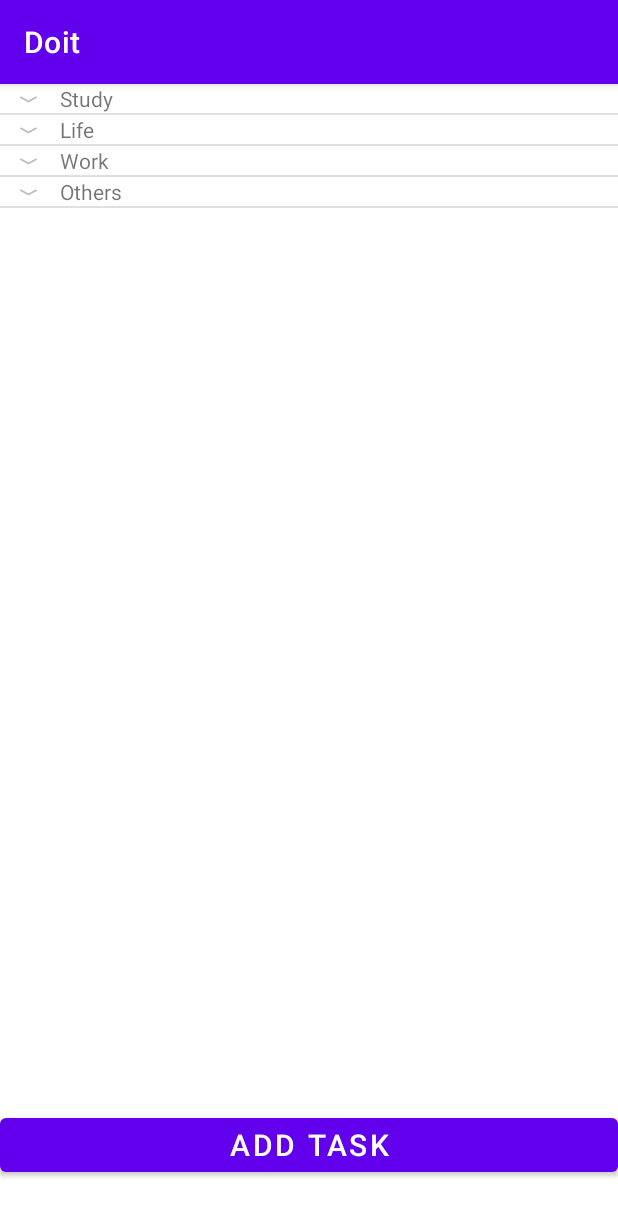
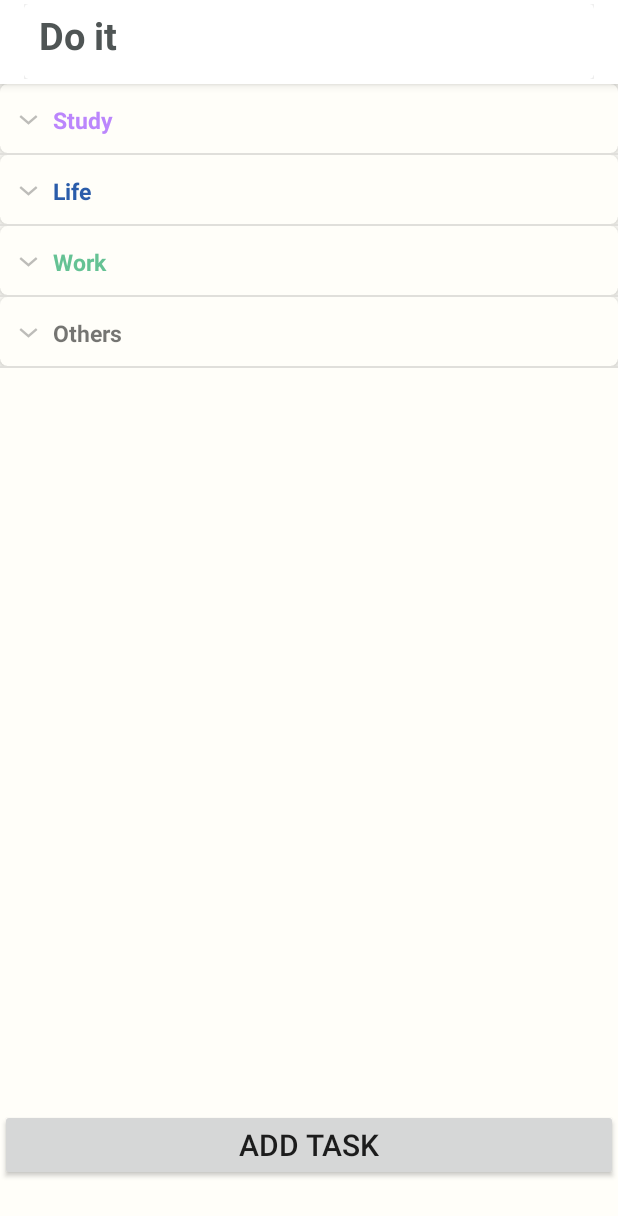
Before and after one commit to dlm001128/Doit, an Android app: the screen it shows after launch (MainActivity), on a phone screen of 412 x 824 dp. Shown: the top 1216 px of the screen. Run offline under Robolectric (Android 15) with nearby library versions, the phone set to English and light mode, and no system bars.

Commit message:
add task with color

```diff
--- a/app/build.gradle
+++ b/app/build.gradle
@@ -34,6 +34,7 @@ dependencies {
     implementation 'com.google.android.material:material:1.8.0'
     implementation 'androidx.constraintlayout:constraintlayout:2.1.4'
     implementation 'com.google.code.gson:gson:2.10.1'
+    implementation 'androidx.cardview:cardview:1.0.0'
     testImplementation 'junit:junit:4.13.2'
     androidTestImplementation 'androidx.test.ext:junit:1.1.5'
     androidTestImplementation 'androidx.test.espresso:espresso-core:3.5.1'
--- a/app/src/main/java/com/example/doit/MainActivity.java
+++ b/app/src/main/java/com/example/doit/MainActivity.java
@@ -1,5 +1,6 @@
 package com.example.doit;
 
+import androidx.appcompat.app.ActionBar;
 import androidx.appcompat.app.AppCompatActivity;
 
 import android.content.Context;
@@ -37,6 +38,9 @@ public class MainActivity extends AppCompatActivity {
     protected void onCreate(Bundle savedInstanceState) {
         super.onCreate(savedInstanceState);
         setContentView(R.layout.activity_main);
+        getSupportActionBar().setDisplayOptions(ActionBar.DISPLAY_SHOW_CUSTOM);
+        getSupportActionBar().setDisplayShowCustomEnabled(true);
+        getSupportActionBar().setCustomView(R.layout.custom_action_bar_layout);
 
         loadPreferences();
         for(int i = 0; i < record.size(); i++){
--- a/app/src/main/java/com/example/doit/TaskAdapter.java
+++ b/app/src/main/java/com/example/doit/TaskAdapter.java
@@ -5,6 +5,7 @@ import android.view.LayoutInflater;
 import android.view.View;
 import android.view.ViewGroup;
 import android.widget.BaseExpandableListAdapter;
+import android.widget.CheckBox;
 import android.widget.ImageView;
 import android.widget.TextView;
 
@@ -84,8 +85,22 @@ public class TaskAdapter extends BaseExpandableListAdapter {
         if(convertView == null){
             convertView = LayoutInflater.from(context).inflate(R.layout.group_list_item, null);
             holder = new ParentViewHolder();
-            holder.tvTitle = convertView.findViewById(R.id.tvTitle);
-            convertView.setTag(holder);
+            if(groupPosition == 0){
+                holder.tvTitle = convertView.findViewById(R.id.studyTitle);
+                convertView.setTag(holder);
+            }
+            else if(groupPosition == 1){
+                holder.tvTitle = convertView.findViewById(R.id.lifeTitle);
+                convertView.setTag(holder);
+            }
+            else if(groupPosition == 2){
+                holder.tvTitle = convertView.findViewById(R.id.workTitle);
+                convertView.setTag(holder);
+            }
+            else if(groupPosition == 3){
+                holder.tvTitle = convertView.findViewById(R.id.othersTitle);
+                convertView.setTag(holder);
+            }
         }
         else{
             holder = (ParentViewHolder) convertView.getTag();
@@ -107,6 +122,10 @@ public class TaskAdapter extends BaseExpandableListAdapter {
         }
         holder.tvCharacter = convertView.findViewById(R.id.tvCharacter);
         holder.tvDeadline = convertView.findViewById(R.id.tvDeadline);
+        if(groupPosition == 0) holder.cb = convertView.findViewById(R.id.study_checkbox);
+        else if(groupPosition == 1) holder.cb = convertView.findViewById(R.id.life_checkbox);
+        else if(groupPosition == 2) holder.cb = convertView.findViewById(R.id.work_checkbox);
+        else if(groupPosition == 3) holder.cb = convertView.findViewById(R.id.others_checkbox);
         convertView.setTag(holder);
         holder.tvCharacter.setText(curTask.getName());
         holder.tvDeadline.setText(curTask.getDeadline());
@@ -126,6 +145,7 @@ public class TaskAdapter extends BaseExpandableListAdapter {
     public class ChildViewHolder {
         TextView tvCharacter;
         TextView tvDeadline;
+        CheckBox cb;
     }
 
     //组视图容器
--- a/app/src/main/res/layout/activity_main.xml
+++ b/app/src/main/res/layout/activity_main.xml
@@ -8,8 +8,8 @@
 
     <ExpandableListView
         android:id="@+id/expandableListView"
-        android:layout_width="match_parent"
-        android:layout_height="match_parent">
+        android:layout_width="720dp"
+        android:layout_height="1490dp">
     </ExpandableListView>
 
     <Button
@@ -17,7 +17,7 @@
         android:layout_height="wrap_content"
         android:layout_marginTop="683dp"
         android:text="ADD TASK"
-        android:textSize="20sp"
+        android:textSize="20dp"
         android:onClick="startEditTask"/>
 
 </RelativeLayout>
--- /dev/null
+++ b/app/src/main/res/layout/custom_action_bar_layout.xml
@@ -0,0 +1,23 @@
+<?xml version="1.0" encoding="utf-8"?>
+<TableLayout xmlns:android="http://schemas.android.com/apk/res/android"
+    xmlns:app="http://schemas.android.com/apk/res-auto"
+    android:layout_width="match_parent"
+    android:layout_height="wrap_content"
+    android:orientation="horizontal">
+    <androidx.cardview.widget.CardView
+        android:layout_width="match_parent"
+        android:layout_height="50dp"
+        app:cardCornerRadius="3dp"
+        app:cardElevation="5dp"
+        app:cardMaxElevation="50dp">
+        <TextView
+            android:layout_width="match_parent"
+            android:layout_height="40dp"
+            android:text="@string/app_name"
+            android:textSize="25dp"
+            android:textColor="#4f5555"
+            android:layout_marginLeft="10dp"
+            android:layout_marginTop="3dp"
+            android:textStyle="bold"/>
+    </androidx.cardview.widget.CardView>
+</TableLayout>
--- a/app/src/main/res/layout/group_list_item.xml
+++ b/app/src/main/res/layout/group_list_item.xml
@@ -1,13 +1,55 @@
 <?xml version="1.0" encoding="utf-8"?>
 <LinearLayout xmlns:android="http://schemas.android.com/apk/res/android"
+    xmlns:app="http://schemas.android.com/apk/res-auto"
     android:layout_width="match_parent"
     android:layout_height="match_parent"
     android:orientation="vertical">
-
-    <TextView
-        android:id="@+id/tvTitle"
+    <androidx.cardview.widget.CardView
         android:layout_width="match_parent"
-        android:layout_height="match_parent"
-        android:layout_marginLeft="40dp"/>
+        android:layout_height="wrap_content"
+        app:cardCornerRadius="5dp"
+        app:cardElevation="5dp"
+        app:contentPadding="5dp"
+        app:cardBackgroundColor="#fffef9">
+        <TextView
+            android:id="@+id/studyTitle"
+            android:layout_width="match_parent"
+            android:layout_height="30dp"
+            android:layout_marginTop="5dp"
+            android:layout_gravity="center_vertical"
+            android:layout_marginLeft="30dp"
+            android:textSize="15dp"
+            android:textStyle="bold"
+            android:textColor="@color/purple_200"/>
+        <TextView
+            android:id="@+id/lifeTitle"
+            android:layout_width="match_parent"
+            android:layout_height="30dp"
+            android:layout_marginTop="5dp"
+            android:layout_gravity="center_vertical"
+            android:layout_marginLeft="30dp"
+            android:textSize="15dp"
+            android:textStyle="bold"
+            android:textColor="@color/blue"/>
+        <TextView
+            android:id="@+id/workTitle"
+            android:layout_width="match_parent"
+            android:layout_height="30dp"
+            android:layout_marginTop="5dp"
+            android:layout_gravity="center_vertical"
+            android:layout_marginLeft="30dp"
+            android:textSize="15dp"
+            android:textStyle="bold"
+            android:textColor="@color/green"/>
+        <TextView
+            android:id="@+id/othersTitle"
+            android:layout_width="match_parent"
+            android:layout_height="30dp"
+            android:layout_marginTop="5dp"
+            android:layout_gravity="center_vertical"
+            android:layout_marginLeft="30dp"
+            android:textSize="15dp"
+            android:textStyle="bold"/>
+    </androidx.cardview.widget.CardView>
 
 </LinearLayout>
--- a/app/src/main/res/values-night/themes.xml
+++ b/app/src/main/res/values-night/themes.xml
@@ -1,14 +1,15 @@
 <resources xmlns:tools="http://schemas.android.com/tools">
     <!-- Base application theme. -->
-    <style name="Theme.Doit" parent="Theme.MaterialComponents.DayNight.DarkActionBar">
+    <style name="Theme.Doit" parent="Theme.MaterialComponents.DayNight.DarkActionBar.Bridge">
         <!-- Primary brand color. -->
-        <item name="colorPrimary">@color/purple_200</item>
+        <item name="colorPrimary">@color/white</item>
         <item name="colorPrimaryVariant">@color/purple_700</item>
         <item name="colorOnPrimary">@color/black</item>
         <!-- Secondary brand color. -->
         <item name="colorSecondary">@color/teal_200</item>
         <item name="colorSecondaryVariant">@color/teal_200</item>
         <item name="colorOnSecondary">@color/black</item>
+        <item name="titleTextColor">@color/black</item>
         <!-- Status bar color. -->
         <item name="android:statusBarColor">?attr/colorPrimaryVariant</item>
         <!-- Customize your theme here. -->
--- a/app/src/main/res/values/colors.xml
+++ b/app/src/main/res/values/colors.xml
@@ -7,4 +7,8 @@
     <color name="teal_700">#FF018786</color>
     <color name="black">#FF000000</color>
     <color name="white">#FFFFFFFF</color>
+    <color name="grey">#8a8c8e</color>
+    <color name="blue">#2a5caa</color>
+    <color name="green">#65c294</color>
+    <color name="lightblack">#464547</color>
 </resources>
--- a/app/src/main/res/values/strings.xml
+++ b/app/src/main/res/values/strings.xml
@@ -1,5 +1,5 @@
 <resources>
-    <string name="app_name">Doit</string>
+    <string name="app_name">Do it</string>
     <string-array name="project">
         <item>Study</item>
         <item>Life</item>
--- a/app/src/main/res/values/themes.xml
+++ b/app/src/main/res/values/themes.xml
@@ -1,14 +1,16 @@
 <resources xmlns:tools="http://schemas.android.com/tools">
     <!-- Base application theme. -->
-    <style name="Theme.Doit" parent="Theme.MaterialComponents.DayNight.DarkActionBar">
+    <style name="Theme.Doit" parent="Theme.MaterialComponents.DayNight.DarkActionBar.Bridge">
         <!-- Primary brand color. -->
-        <item name="colorPrimary">@color/purple_500</item>
+        <item name="colorPrimary">@color/white</item>
         <item name="colorPrimaryVariant">@color/purple_700</item>
-        <item name="colorOnPrimary">@color/white</item>
+        <item name="colorOnPrimary">@color/purple_500</item>
         <!-- Secondary brand color. -->
         <item name="colorSecondary">@color/teal_200</item>
         <item name="colorSecondaryVariant">@color/teal_700</item>
         <item name="colorOnSecondary">@color/black</item>
+        <item name="titleTextColor">@color/black</item>
+        <item name="android:windowBackground">#fffef9</item>
         <!-- Status bar color. -->
         <item name="android:statusBarColor">?attr/colorPrimaryVariant</item>
         <!-- Customize your theme here. -->
```
Also changed, not shown: app/src/main/res/layout/child_list_item.xml (+58 -11 lines), app/src/main/res/values/style.xml (added, +9 -0 lines).
